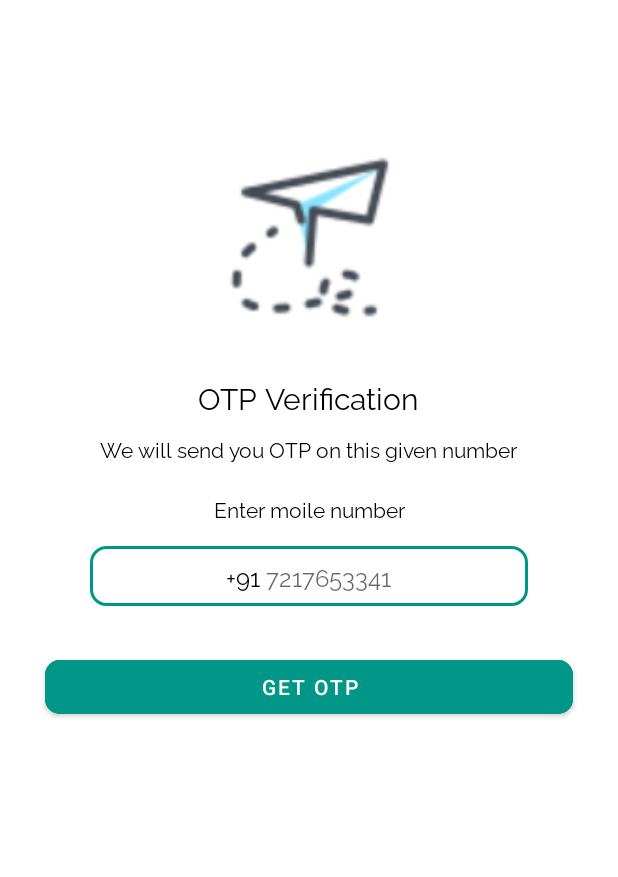
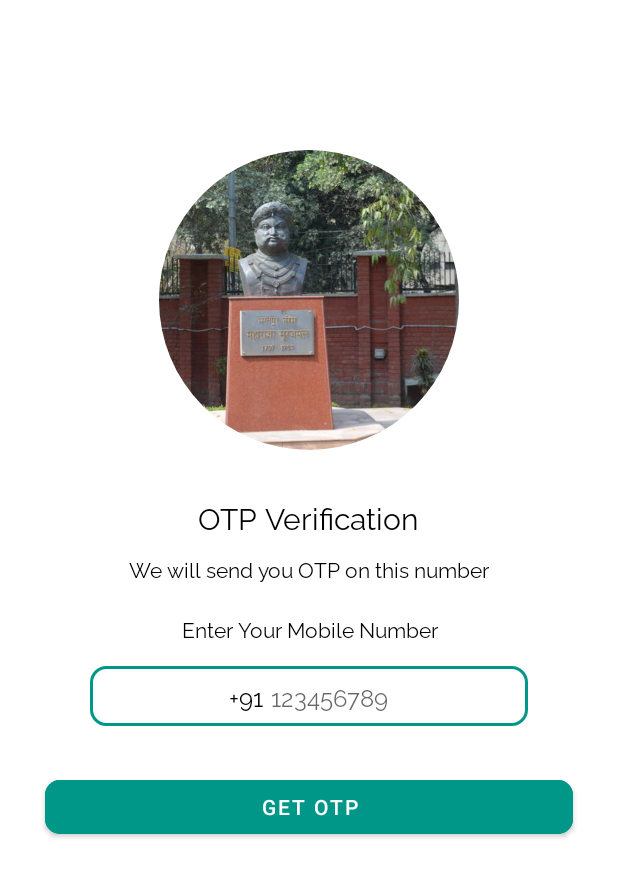
Before and after one commit to Chander-Shekhar-18/MSITian, an Android app: the screen it shows after launch (MobileNumberActivity), on a phone screen of 412 x 824 dp. Shown: the top 877 px of the screen. Run offline under Robolectric (Android 15) with nearby library versions, the light colour scheme and no system bars; our stand-ins replace CircleImageView, Firebase (no records; nobody signed in at launch, a user with empty details on screens opened directly).

Commit message:
otp done

```diff
--- a/app/src/main/res/layout/activity_mobile_number.xml
+++ b/app/src/main/res/layout/activity_mobile_number.xml
@@ -2,10 +2,10 @@
 <ScrollView xmlns:android="http://schemas.android.com/apk/res/android"
     xmlns:app="http://schemas.android.com/apk/res-auto"
     xmlns:tools="http://schemas.android.com/tools"
-    android:scrollbars="none"
-    android:overScrollMode="never"
     android:layout_width="match_parent"
     android:layout_height="match_parent"
+    android:overScrollMode="never"
+    android:scrollbars="none"
     tools:context=".otp.MobileNumberActivity">
 
     <LinearLayout
@@ -14,11 +14,11 @@
         android:gravity="center_horizontal"
         android:orientation="vertical">
 
-        <ImageView
-            android:layout_width="120dp"
-            android:layout_height="120dp"
+        <de.hdodenhof.circleimageview.CircleImageView
+            android:layout_width="200dp"
+            android:layout_height="200dp"
             android:layout_marginTop="100dp"
-            android:src="@drawable/otpsend" />
+            android:src="@drawable/msit5" />
 
         <com.google.android.material.textview.MaterialTextView
             android:layout_width="wrap_content"
@@ -26,7 +26,7 @@
             android:layout_marginTop="30dp"
             android:fontFamily="@font/regular"
             android:text="@string/otp_verification"
-            android:textColor="@color/black"
+            android:textColor="@color/textColor"
             android:textSize="20sp" />
 
         <com.google.android.material.textview.MaterialTextView
@@ -51,7 +51,7 @@
             android:layout_marginBottom="15dp"
             android:fontFamily="@font/regular"
             android:gravity="center"
-            android:text="@string/enter_moile_number"
+            android:text="@string/enter_mobile_number"
             android:textColor="@color/textColor"
             android:textSize="14sp" />
 
@@ -70,21 +70,22 @@
                 android:fontFamily="@font/regular"
                 android:gravity="center"
                 android:text="@string/_91"
-                android:textColor="@color/black"
+                android:textColor="@color/textColor"
                 android:textSize="16sp" />
 
             <EditText
                 android:id="@+id/enterMobileNumber"
                 android:layout_width="wrap_content"
                 android:layout_height="40dp"
-                android:layout_marginStart="4dp"
+                android:layout_marginStart="5dp"
                 android:background="@null"
                 android:fontFamily="@font/regular"
+                android:maxLength="10"
                 android:hint="@string/_7217653341"
                 android:imeOptions="actionDone"
                 android:importantForAutofill="no"
                 android:inputType="number"
-                android:textColor="@color/black"
+                android:textColor="@color/textColor"
                 android:textSize="16sp" />
 
         </LinearLayout>
@@ -94,20 +95,20 @@
             android:layout_height="wrap_content">
 
             <ProgressBar
+                android:id="@+id/progressBarSendingOtp"
                 android:layout_width="wrap_content"
                 android:layout_height="wrap_content"
-                android:id="@+id/progressBarSendingOtp"
                 android:layout_gravity="center"
-                android:visibility="gone"
-                />
+                android:visibility="gone" />
+
             <com.google.android.material.button.MaterialButton
                 android:id="@+id/btnGetOtp"
                 android:layout_width="match_parent"
                 android:layout_height="wrap_content"
                 android:layout_margin="30dp"
                 android:backgroundTint="@color/toolbar_color"
-                app:cornerRadius="10dp"
-                android:text="@string/get_otp" />
+                android:text="@string/get_otp"
+                app:cornerRadius="10dp" />
         </FrameLayout>
 
 
--- a/app/src/main/res/layout/fragment_home.xml
+++ b/app/src/main/res/layout/fragment_home.xml
@@ -329,7 +329,7 @@
                 <androidx.viewpager.widget.ViewPager
                     android:id="@+id/viewPager"
                     android:layout_width="match_parent"
-                    android:layout_height="320dp"
+                    android:layout_height="340dp"
                     android:layout_marginHorizontal="4dp"
                     android:layout_marginTop="22dp"
                     android:layout_toStartOf="@+id/btnSwipeRight"
--- a/app/src/main/res/menu/navigation_drawer.xml
+++ b/app/src/main/res/menu/navigation_drawer.xml
@@ -37,5 +37,9 @@
         android:id="@+id/navigation_developer"
         android:icon="@drawable/ic_developers"
         android:title="Developer" />
+    <item
+        android:id="@+id/navigation_logOut"
+        android:icon="@drawable/logout"
+        android:title="Log Out" />
 
 </menu>
--- a/app/src/main/res/values/strings.xml
+++ b/app/src/main/res/values/strings.xml
@@ -26,12 +26,12 @@
     <string name="dummy_button">Dummy Button</string>
     <string name="dummy_content">DUMMY\nCONTENT</string>
     <string name="get_otp">Get otp</string>
-    <string name="_7217653341">7217653341</string>
+    <string name="_7217653341">123456789</string>
     <string name="_91">+91</string>
-    <string name="enter_moile_number">Enter moile number</string>
-    <string name="sent_otp">We will send you OTP on this given number</string>
+    <string name="enter_mobile_number">Enter Your Mobile Number</string>
+    <string name="sent_otp">We will send you OTP on this number</string>
     <string name="otp_verification">OTP Verification</string>
-    <string name="please_enter_the_otp_sent_to_you">Please enter the OTP sent to you</string>
+    <string name="please_enter_the_otp_sent_to_you">Please enter the code that was sent to</string>
     <string name="didn_t_recieve_the_otp">Didn\'t recieve the OTP ?</string>
     <string name="resend_otp">Resend OTP</string>
     <string name="time">Time :</string>
```
Also changed, not shown: app/src/main/java/com/example/msitian/MainActivity.java (+10 -0 lines), app/src/main/res/layout/activity_recruiter.xml (+9 -1 lines), app/src/main/res/layout/activity_verify_otp.xml (+20 -18 lines), app/src/main/res/layout/fragment_gallery.xml (+19 -7 lines), app/src/main/res/drawable/logout.png (added).
